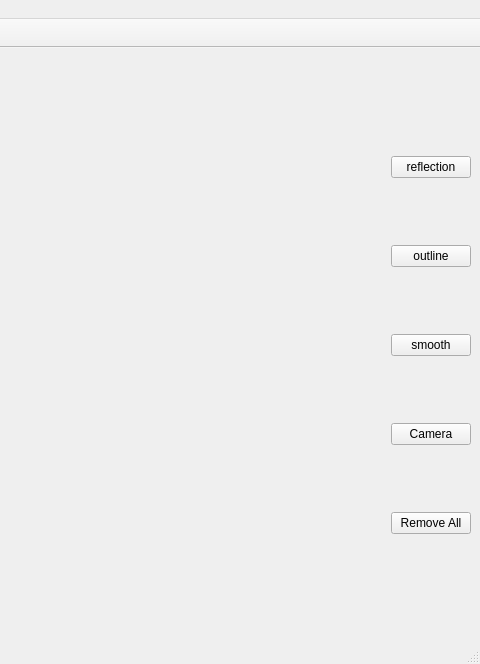
Qt form Filter_Done/mainwindow.ui (ejagombar/2021_Group_3) before a commit; both pictures show x 456 to 936 and y 0 to 664 of the 936 by 664 pixel window.
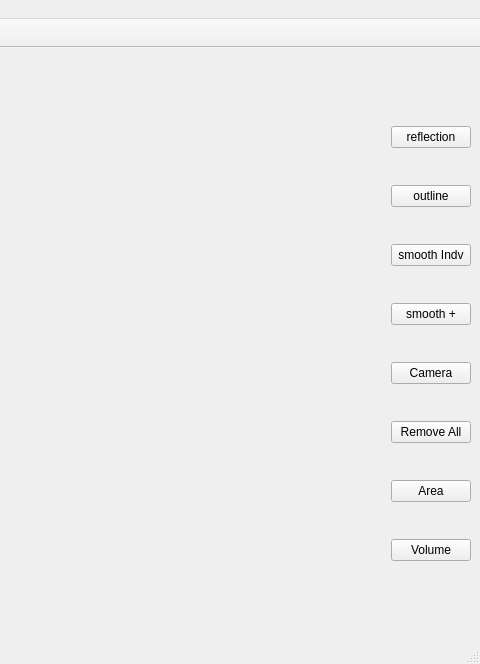
The same form after that commit. Icons and pictures are not drawn. Custom widgets are drawn as their Qt base class.

The edit to the form file:
```diff
--- a/Filter_Done/mainwindow.ui
+++ b/Filter_Done/mainwindow.ui
@@ -34,7 +34,14 @@
       <item>
        <widget class="QPushButton" name="smooth">
         <property name="text">
-         <string>smooth</string>
+         <string>smooth Indv</string>
+        </property>
+       </widget>
+      </item>
+      <item>
+       <widget class="QPushButton" name="smoothadd">
+        <property name="text">
+         <string>smooth +</string>
         </property>
        </widget>
       </item>
@@ -52,6 +59,20 @@
         </property>
        </widget>
       </item>
+      <item>
+       <widget class="QPushButton" name="CalcA">
+        <property name="text">
+         <string>Area</string>
+        </property>
+       </widget>
+      </item>
+      <item>
+       <widget class="QPushButton" name="CalcV">
+        <property name="text">
+         <string>Volume</string>
+        </property>
+       </widget>
+      </item>
      </layout>
     </item>
     <item row="0" column="0">
```
